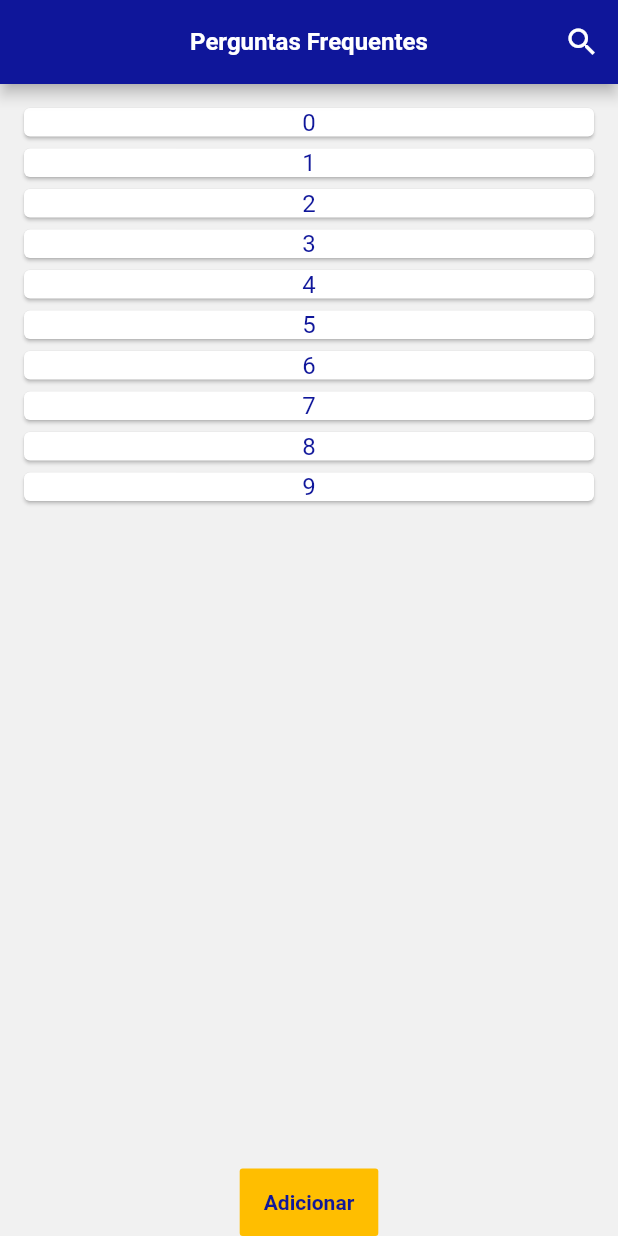
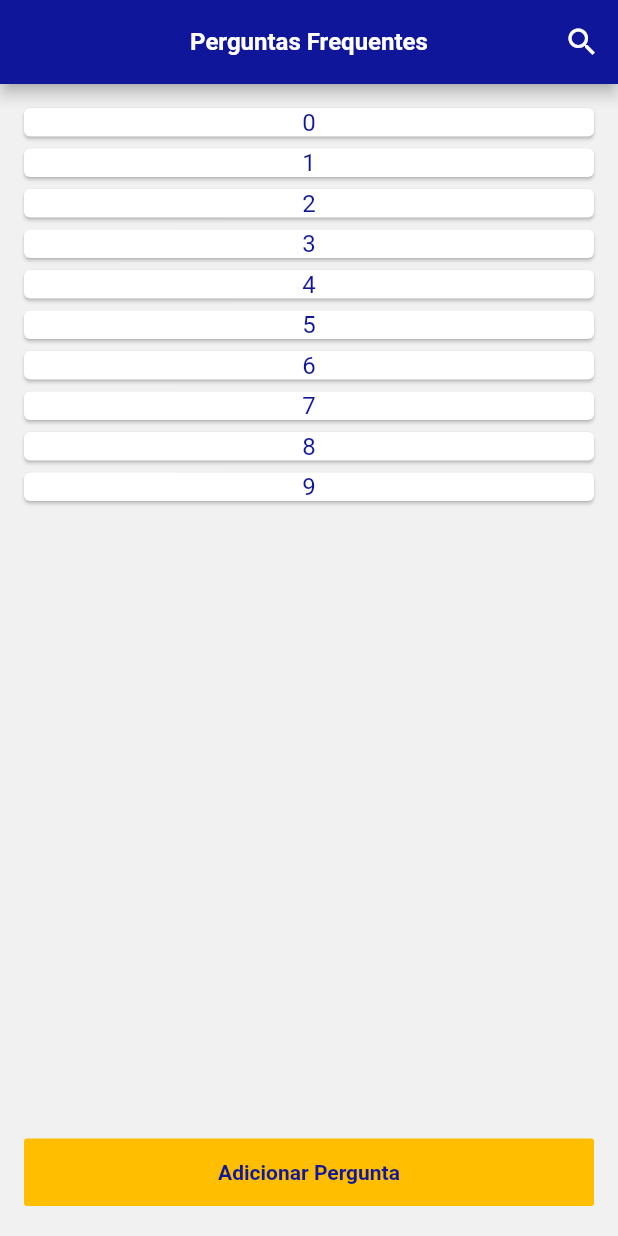
Before and after one commit to marinagosson/snowman-flutter, a Flutter app: the screen it shows after launch, on a phone screen of 412 x 824 dp. Run offline on Flutter 3.47's test engine with Material 2 defaults, Android fonts, the phone set to English and light mode, and no system bars; our stand-ins replace get_it, rxdart, sqflite; missing offline and left inert: flutter_stetho; accounts and stored records are empty.

Commit message:
ajustes no botao da tela principal

```diff
--- a/lib/app/features/faq/ui/faqs/faqs.page.dart
+++ b/lib/app/features/faq/ui/faqs/faqs.page.dart
@@ -17,7 +17,6 @@ class _FAQsPageState extends State<FAQsPage> with FAQsWidget {
   Widget build(BuildContext context) {
     return Scaffold(
       key: _scaffoldKey,
-      body: SafeArea(child: buildContainer(context, _scaffoldKey)),
       appBar: AppBar(
         actions: [IconButton(icon: Icon(Icons.search), onPressed: () {})],
         centerTitle: true,
@@ -27,6 +26,7 @@ class _FAQsPageState extends State<FAQsPage> with FAQsWidget {
           color: colors.textAppBarCorlor,
         ),
       ),
+      body: SafeArea(child: buildContainer(context, _scaffoldKey)),
     );
   }
 }
--- a/lib/app/features/faq/ui/faqs/faqs.widget.dart
+++ b/lib/app/features/faq/ui/faqs/faqs.widget.dart
@@ -10,6 +10,7 @@ class FAQsWidget {
 
   Widget buildContainer(BuildContext context, GlobalKey<ScaffoldState> key) {
     return Column(
+      crossAxisAlignment: CrossAxisAlignment.stretch,
       children: [
         Expanded(
             child: ListView.builder(
@@ -34,8 +35,9 @@ class FAQsWidget {
 
   Widget buildButton(BuildContext context, GlobalKey<ScaffoldState> key) {
     return Container(
+      padding: const EdgeInsets.only(left: 16, right: 16, bottom: 20, top: 20),
       child: ButtonWidget(
-        label: "Adicionar",
+        label: "Adicionar Pergunta",
         onPress: () {
           Navigator.push(
               context, MaterialPageRoute(builder: (context) => NewFAQPage()));
```
